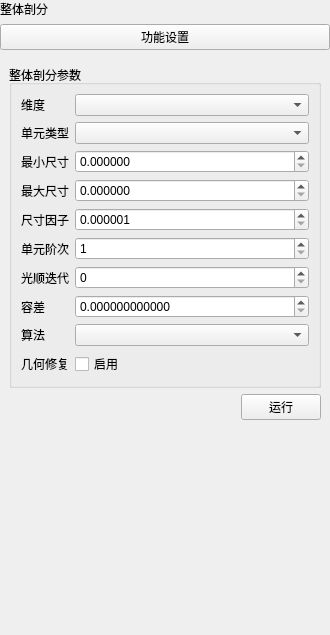
Before: the Qt Designer form plugins/Base_Mesh/MeshGlobalMeshingWidget.ui in asd977/base_cae, drawn with Qt 5.
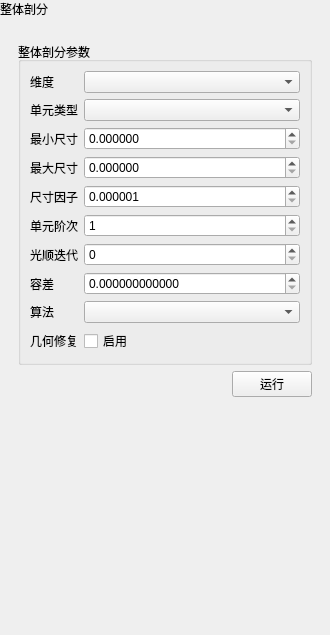
After: the same form once the commit is applied.

```diff
--- a/plugins/Base_Mesh/MeshGlobalMeshingWidget.ui
+++ b/plugins/Base_Mesh/MeshGlobalMeshingWidget.ui
@@ -34,12 +34,22 @@
     </widget>
    </item>
    <item>
-    <widget class="QPushButton" name="sectionTitleButton">
-     <property name="text">
-      <string>功能设置</string>
+    <layout class="QVBoxLayout" name="contentLayout">
+     <property name="leftMargin">
+      <number>9</number>
      </property>
-    </widget>
-   </item>
+     <property name="topMargin">
+      <number>9</number>
+     </property>
+     <property name="rightMargin">
+      <number>9</number>
+     </property>
+     <property name="bottomMargin">
+      <number>9</number>
+     </property>
+     <property name="spacing">
+      <number>6</number>
+     </property>
    <item>
     <widget class="QWidget" name="widget" native="true">
      <layout class="QVBoxLayout" name="verticalLayout_2">
@@ -81,13 +91,33 @@
            <property name="maximum">
             <double>1000000.000000000000000</double>
            </property>
+             <property name="minimumSize">
+              <size>
+               <width>10</width>
+               <height>0</height>
+              </size>
+             </property>
           </widget>
          </item>
          <item row="1" column="1">
-          <widget class="QComboBox" name="cmbElemType"/>
+            <widget class="QComboBox" name="cmbElemType">
+             <property name="minimumSize">
+              <size>
+               <width>10</width>
+               <height>0</height>
+              </size>
+             </property>
+            </widget>
          </item>
          <item row="8" column="1">
-          <widget class="QComboBox" name="cmbAlgo"/>
+            <widget class="QComboBox" name="cmbAlgo">
+             <property name="minimumSize">
+              <size>
+               <width>10</width>
+               <height>0</height>
+              </size>
+             </property>
+            </widget>
          </item>
          <item row="2" column="0">
           <widget class="QLabel" name="labelMin">
@@ -111,10 +141,23 @@
            <property name="maximum">
             <number>2</number>
            </property>
+             <property name="minimumSize">
+              <size>
+               <width>10</width>
+               <height>0</height>
+              </size>
+             </property>
           </widget>
          </item>
          <item row="0" column="1">
-          <widget class="QComboBox" name="cmbDim"/>
+            <widget class="QComboBox" name="cmbDim">
+             <property name="minimumSize">
+              <size>
+               <width>10</width>
+               <height>0</height>
+              </size>
+             </property>
+            </widget>
          </item>
          <item row="9" column="0">
           <widget class="QLabel" name="labelFix">
@@ -151,6 +194,12 @@
            <property name="maximum">
             <number>200</number>
            </property>
+             <property name="minimumSize">
+              <size>
+               <width>10</width>
+               <height>0</height>
+              </size>
+             </property>
           </widget>
          </item>
          <item row="9" column="1">
@@ -168,6 +217,12 @@
            <property name="maximum">
             <double>1000000000000.000000000000000</double>
            </property>
+             <property name="minimumSize">
+              <size>
+               <width>10</width>
+               <height>0</height>
+              </size>
+             </property>
           </widget>
          </item>
          <item row="3" column="1">
@@ -178,6 +233,12 @@
            <property name="maximum">
             <double>1000000000000.000000000000000</double>
            </property>
+             <property name="minimumSize">
+              <size>
+               <width>10</width>
+               <height>0</height>
+              </size>
+             </property>
           </widget>
          </item>
          <item row="7" column="1">
@@ -188,6 +249,12 @@
            <property name="maximum">
             <double>1.000000000000000</double>
            </property>
+             <property name="minimumSize">
+              <size>
+               <width>10</width>
+               <height>0</height>
+              </size>
+             </property>
           </widget>
          </item>
          <item row="6" column="0">
@@ -248,6 +315,8 @@
     </spacer>
    </item>
   </layout>
+   </item>
+  </layout>
  </widget>
  <resources/>
  <connections/>
```
Left out of the diff: 14 changed lines with no effect on the pictures. Lines whose indentation alone changed are shown as unchanged.
